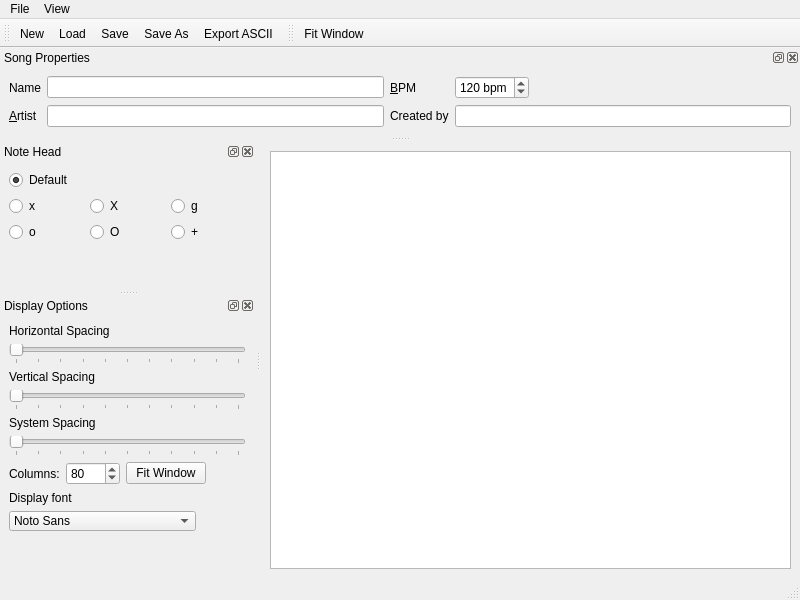
The window that src/GUI/drumburp.ui (Whatang/DrumBurp) describes before a commit, drawn with Qt 5.
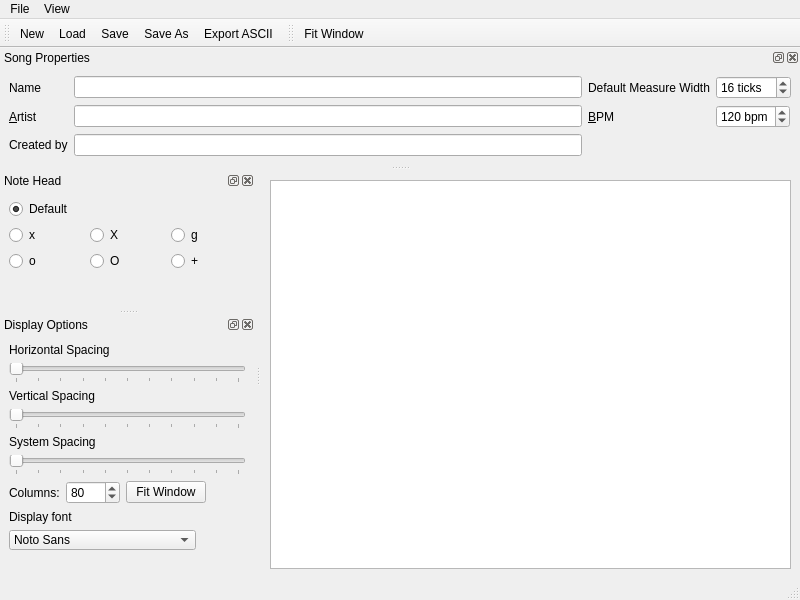
The same window after the commit. Custom widgets are drawn as their Qt base class.

Commit message: Added measure controls to GUI.

Patch:
```diff
--- a/src/GUI/drumburp.ui
+++ b/src/GUI/drumburp.ui
@@ -608,39 +608,6 @@
        </property>
       </widget>
      </item>
-     <item row="2" column="1">
-      <widget class="QLineEdit" name="artistNameEdit">
-       <property name="toolTip">
-        <string>Song artist</string>
-       </property>
-       <property name="statusTip">
-        <string>Song artist</string>
-       </property>
-      </widget>
-     </item>
-     <item row="2" column="3">
-      <widget class="QLabel" name="tabberLabel">
-       <property name="text">
-        <string>Created by</string>
-       </property>
-       <property name="textInteractionFlags">
-        <set>Qt::NoTextInteraction</set>
-       </property>
-       <property name="buddy">
-        <cstring>tabberEdit</cstring>
-       </property>
-      </widget>
-     </item>
-     <item row="2" column="4">
-      <widget class="QLineEdit" name="tabberEdit">
-       <property name="toolTip">
-        <string>Score creator</string>
-       </property>
-       <property name="statusTip">
-        <string>Who created this DrumBurp score</string>
-       </property>
-      </widget>
-     </item>
      <item row="2" column="0">
       <widget class="QLabel" name="artistNameLabel">
        <property name="text">
@@ -651,7 +618,24 @@
        </property>
       </widget>
      </item>
-     <item row="0" column="3">
+     <item row="2" column="1">
+      <widget class="QLineEdit" name="artistNameEdit">
+       <property name="toolTip">
+        <string>Song artist</string>
+       </property>
+       <property name="statusTip">
+        <string>Song artist</string>
+       </property>
+      </widget>
+     </item>
+     <item row="0" column="4">
+      <widget class="QLabel" name="label_4">
+       <property name="text">
+        <string>Default Measure Width</string>
+       </property>
+      </widget>
+     </item>
+     <item row="2" column="4">
       <widget class="QLabel" name="bpmLabel">
        <property name="text">
         <string>&amp;BPM</string>
@@ -661,7 +645,7 @@
        </property>
       </widget>
      </item>
-     <item row="0" column="4">
+     <item row="2" column="5">
       <widget class="QSpinBox" name="bpmSpinBox">
        <property name="sizePolicy">
         <sizepolicy hsizetype="Fixed" vsizetype="Fixed">
@@ -675,6 +659,9 @@
        <property name="statusTip">
         <string>Beats per minute</string>
        </property>
+       <property name="frame">
+        <bool>true</bool>
+       </property>
        <property name="suffix">
         <string> bpm</string>
        </property>
@@ -686,6 +673,51 @@
        </property>
       </widget>
      </item>
+     <item row="0" column="5">
+      <widget class="QSpinBox" name="defaultMeasureWidthSpinBox">
+       <property name="toolTip">
+        <string>Default Measure Width</string>
+       </property>
+       <property name="statusTip">
+        <string>The number of ticks in default measures added to the Score</string>
+       </property>
+       <property name="suffix">
+        <string> ticks</string>
+       </property>
+       <property name="minimum">
+        <number>1</number>
+       </property>
+       <property name="maximum">
+        <number>256</number>
+       </property>
+       <property name="value">
+        <number>16</number>
+       </property>
+      </widget>
+     </item>
+     <item row="3" column="0">
+      <widget class="QLabel" name="tabberLabel">
+       <property name="text">
+        <string>Created by</string>
+       </property>
+       <property name="textInteractionFlags">
+        <set>Qt::NoTextInteraction</set>
+       </property>
+       <property name="buddy">
+        <cstring>tabberEdit</cstring>
+       </property>
+      </widget>
+     </item>
+     <item row="3" column="1">
+      <widget class="QLineEdit" name="tabberEdit">
+       <property name="toolTip">
+        <string>Score creator</string>
+       </property>
+       <property name="statusTip">
+        <string>Who created this DrumBurp score</string>
+       </property>
+      </widget>
+     </item>
     </layout>
    </widget>
   </widget>
```
Left out of the diff: 66 changed lines with no effect on the pictures. The commit also changes 9 other files.
